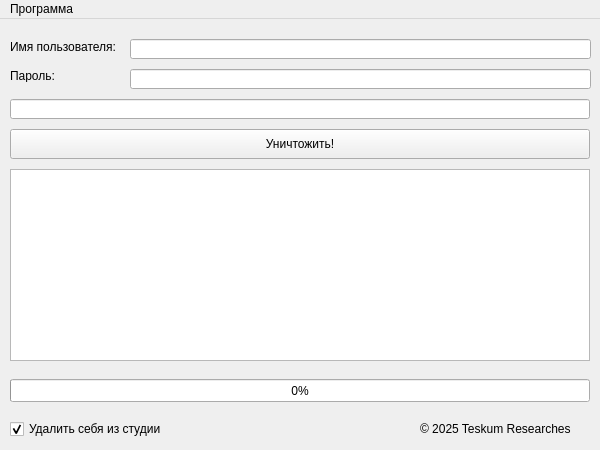
Qt form gui.ui (Teskum-Researches/studio.destroy) before a commit.
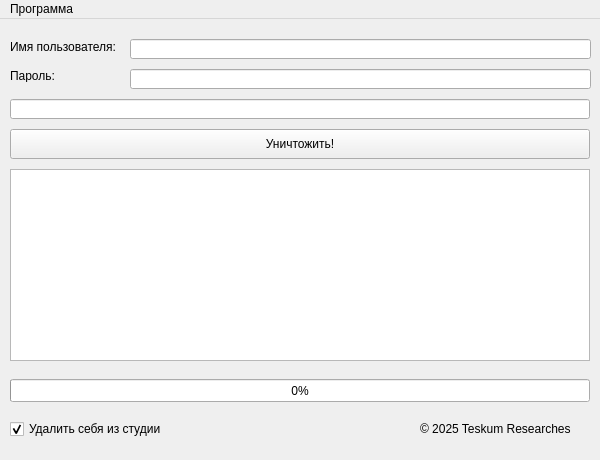
The same form after that commit.

Diff of the .ui file:
```diff
--- a/gui.ui
+++ b/gui.ui
@@ -7,7 +7,7 @@
     <x>0</x>
     <y>0</y>
     <width>600</width>
-    <height>450</height>
+    <height>460</height>
    </rect>
   </property>
   <property name="sizePolicy">
@@ -19,7 +19,7 @@
   <property name="minimumSize">
    <size>
     <width>600</width>
-    <height>450</height>
+    <height>460</height>
    </size>
   </property>
   <property name="maximumSize">
```
Left out of the diff: 2 changed lines with no effect on the pictures.
